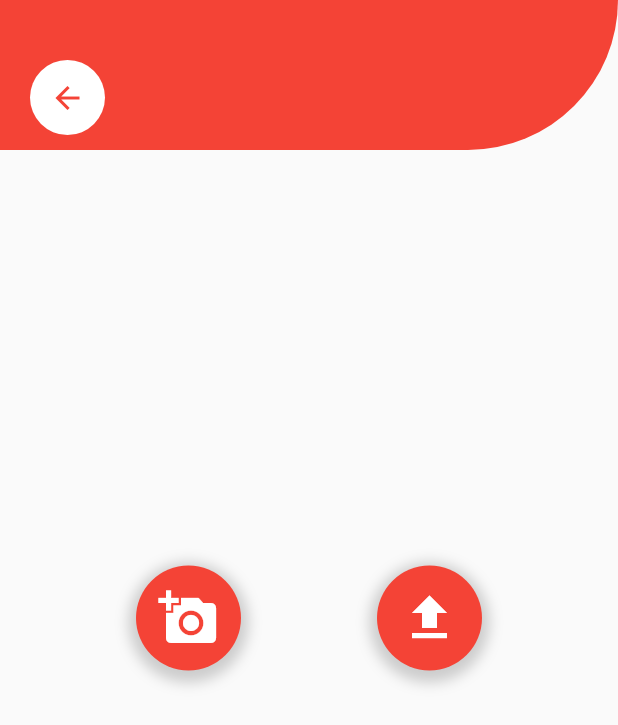
After one commit to stefanodecillis/barter-service, a Flutter app: the UploadScreen screen opened directly, on a phone screen of 412 x 824 dp. The commit adds this screen. Shown: the top 725 px of the screen. Run offline on Flutter 3.47's test engine with Material 2 defaults, Android fonts, the phone set to English and light mode, and no system bars; our stand-ins replace flutter_bloc; network calls fail.

Commit message:
first part upload screen and user posts screen

```diff
--- a/lib/main.dart
+++ b/lib/main.dart
@@ -1,4 +1,5 @@
 import 'package:barter/screen/home.dart';
+import 'package:barter/screen/userPostScreen.dart';
 import 'package:flutter/material.dart';
 
 void main() {
--- /dev/null
+++ b/lib/screen/uploadScreen.dart
@@ -0,0 +1,80 @@
+import 'package:flutter/cupertino.dart';
+import 'package:flutter/material.dart';
+
+class UploadScreen extends StatelessWidget {
+  @override
+  Widget build(BuildContext context) {
+    return Scaffold(
+      body: Stack(
+        children: [
+          Container(
+            height: 100,
+            decoration: BoxDecoration(
+                color: Colors.red,
+                borderRadius:
+                    BorderRadius.only(bottomRight: Radius.circular(110))),
+          ),
+          Container(
+            child: Center(
+              child: Row(
+                mainAxisAlignment: MainAxisAlignment.spaceEvenly,
+                children: [
+                  Container(
+                    padding: EdgeInsets.all(15),
+                    child: Icon(
+                      Icons.add_a_photo,
+                      size: 40,
+                      color: Colors.white,
+                    ),
+                    decoration: BoxDecoration(boxShadow: [
+                      BoxShadow(
+                        color: Colors.grey.withOpacity(0.5),
+                        spreadRadius: 5,
+                        blurRadius: 7,
+                        offset: Offset(0, 3),
+                      )
+                    ], shape: BoxShape.circle, color: Colors.red),
+                  ),
+                  Container(
+                    padding: EdgeInsets.all(15),
+                    child: Icon(
+                      Icons.file_upload,
+                      size: 40,
+                      color: Colors.white,
+                    ),
+                    decoration: BoxDecoration(boxShadow: [
+                      BoxShadow(
+                        color: Colors.grey.withOpacity(0.5),
+                        spreadRadius: 5,
+                        blurRadius: 7,
+                        offset: Offset(0, 3),
+                      )
+                    ], shape: BoxShape.circle, color: Colors.red),
+                  ),
+                ],
+              ),
+            ),
+          ),
+          Positioned(
+            child: Container(
+              padding: EdgeInsets.all(1),
+              child: IconButton(
+                icon: Icon(
+                  Icons.arrow_back,
+                  color: Colors.red,
+                ),
+                onPressed: () {
+                  Navigator.of(context).pop();
+                },
+              ),
+              decoration:
+                  BoxDecoration(shape: BoxShape.circle, color: Colors.white),
+            ),
+            top: 40,
+            left: 20,
+          )
+        ],
+      ),
+    );
+  }
+}
```
Also changed, not shown: lib/entity/post.dart (added, +21 -0 lines), lib/event/postEvent.dart (added, +12 -0 lines), lib/handler/coreLogic.dart (+7 -8 lines), lib/logic/IntersectionLogic.dart (deleted, +0 -47 lines), lib/logic/postLogic.dart (added, +49 -0 lines), lib/provider/postProvider.dart (added, +20 -0 lines), lib/respository/postRepository.dart (added, +8 -0 lines), lib/screen/home.dart (+20 -16 lines), lib/screen/userPostScreen.dart (added, +31 -0 lines), lib/state/postState.dart (added, +20 -0 lines), lib/utils.dart (+4 -4 lines), lib/widget/barterDrawer.dart (+11 -2 lines), lib/widget/postCard.dart (added, +46 -0 lines), lib/widget/postFIlters.dart (added, +72 -0 lines).
